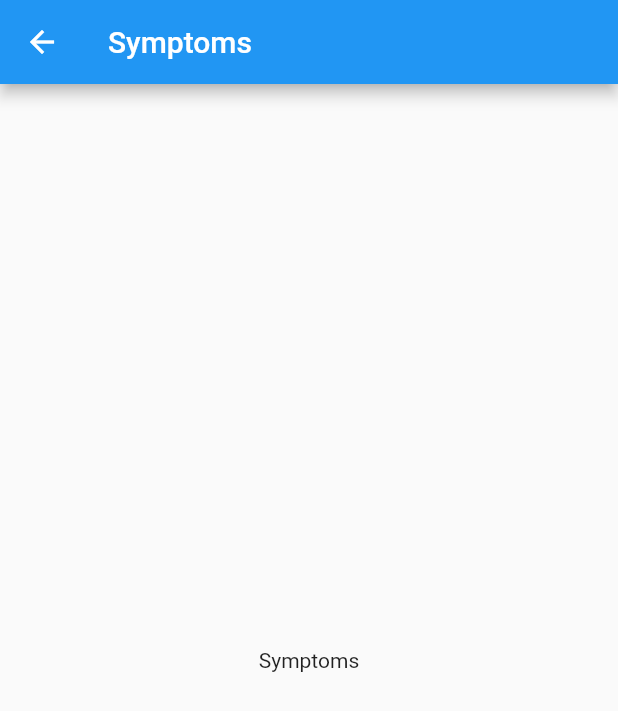
After one commit to RumanBhuiyan/Virtual-Prescriber, a Flutter app: the SymptomsPage screen opened by its route, on a phone screen of 412 x 824 dp. The commit adds this screen. Shown: the top 711 px of the screen. Run offline on Flutter 3.47's test engine with Material 2 defaults, Android fonts, the phone set to English and light mode, and no system bars; our stand-ins replace analog_clock, animated_text_kit, flutter_fadein, font_awesome_flutter, percent_indicator.

```diff
--- /dev/null
+++ b/lib/SymptomsPage.dart
@@ -0,0 +1,15 @@
+import 'package:flutter/material.dart';
+
+class SymptomsPage extends StatelessWidget {
+  @override
+  Widget build(BuildContext context) {
+    return Scaffold(
+      appBar: AppBar(
+        title: Text('Symptoms'),
+      ),
+      body: Center(
+        child: Text('Symptoms'),
+      ),
+    );
+  }
+}
--- a/lib/login_register_form.dart
+++ b/lib/login_register_form.dart
@@ -71,6 +71,7 @@ class _LoginRegisterFormState extends State<LoginRegisterForm> {
                   right: 30,
                 ),
                 child: TextField(
+                  keyboardType: TextInputType.emailAddress,
                   controller: emailController,
                   onChanged: (value) {
                     //whenever textfield value get changed rebuild widgets
--- a/pubspec.yaml
+++ b/pubspec.yaml
@@ -21,6 +21,9 @@ environment:
   sdk: ">=2.7.0 <3.0.0"
 
 dependencies:
+  cloud_firestore: ^0.14.3
+  firebase_auth: ^0.18.3
+  firebase_core: ^0.5.2
   font_awesome_flutter: ^8.10.0
   flutter_fadein: ^1.1.1
   analog_clock: ^0.0.1
```
Also changed, not shown: lib/MyCustomButton.dart (+11 -3 lines), lib/main.dart (+9 -1 lines), pubspec.lock, 4 other files.
